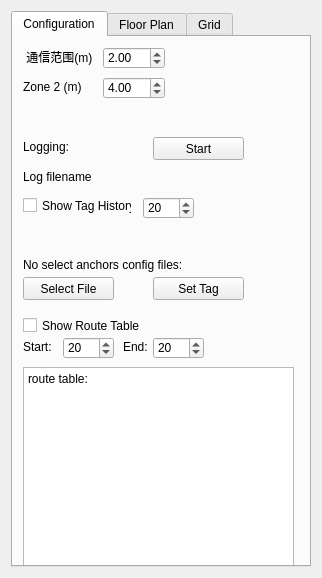
The window that autoNetSimulator/views/ViewSettingsWidget.ui (ZeroSean/NetSimulator) describes before a commit, drawn with Qt 5.
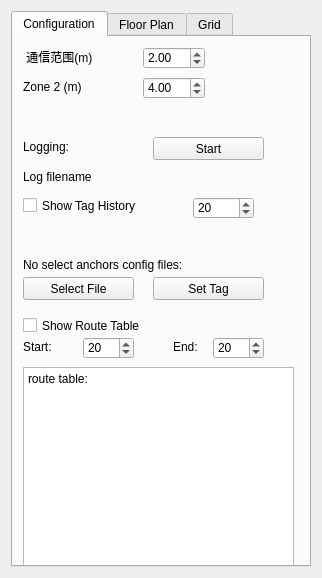
The same window after the commit.

Commit message: 微调界面

```diff
--- a/autoNetSimulator/views/ViewSettingsWidget.ui
+++ b/autoNetSimulator/views/ViewSettingsWidget.ui
@@ -6,7 +6,7 @@
    <rect>
     <x>0</x>
     <y>0</y>
-    <width>318</width>
+    <width>322</width>
     <height>578</height>
    </rect>
   </property>
@@ -34,7 +34,7 @@
         <rect>
          <x>10</x>
          <y>160</y>
-         <width>109</width>
+         <width>151</width>
          <height>17</height>
         </rect>
        </property>
@@ -45,7 +45,7 @@
       <widget class="QDoubleSpinBox" name="communicateRange">
        <property name="geometry">
         <rect>
-         <x>90</x>
+         <x>130</x>
          <y>10</y>
          <width>62</width>
          <height>22</height>
@@ -61,7 +61,7 @@
       <widget class="QDoubleSpinBox" name="zone2">
        <property name="geometry">
         <rect>
-         <x>90</x>
+         <x>130</x>
          <y>40</y>
          <width>62</width>
          <height>22</height>
@@ -79,7 +79,7 @@
         <rect>
          <x>10</x>
          <y>10</y>
-         <width>71</width>
+         <width>111</width>
          <height>20</height>
         </rect>
        </property>
@@ -92,7 +92,7 @@
         <rect>
          <x>10</x>
          <y>40</y>
-         <width>61</width>
+         <width>111</width>
          <height>20</height>
         </rect>
        </property>
@@ -103,9 +103,9 @@
       <widget class="QSpinBox" name="tagHistoryN">
        <property name="geometry">
         <rect>
-         <x>130</x>
+         <x>180</x>
          <y>160</y>
-         <width>51</width>
+         <width>61</width>
          <height>22</height>
         </rect>
        </property>
@@ -137,7 +137,7 @@
         <rect>
          <x>140</x>
          <y>100</y>
-         <width>91</width>
+         <width>111</width>
          <height>23</height>
         </rect>
        </property>
@@ -189,7 +189,7 @@
         <rect>
          <x>10</x>
          <y>220</y>
-         <width>291</width>
+         <width>281</width>
          <height>16</height>
         </rect>
        </property>
@@ -202,7 +202,7 @@
         <rect>
          <x>10</x>
          <y>240</y>
-         <width>91</width>
+         <width>111</width>
          <height>23</height>
         </rect>
        </property>
@@ -244,7 +244,7 @@
         <rect>
          <x>10</x>
          <y>280</y>
-         <width>121</width>
+         <width>201</width>
          <height>17</height>
         </rect>
        </property>
@@ -255,7 +255,7 @@
       <widget class="QSpinBox" name="startAncAddr_sb">
        <property name="geometry">
         <rect>
-         <x>50</x>
+         <x>70</x>
          <y>300</y>
          <width>51</width>
          <height>22</height>
@@ -279,7 +279,7 @@
         <rect>
          <x>10</x>
          <y>300</y>
-         <width>41</width>
+         <width>51</width>
          <height>20</height>
         </rect>
        </property>
@@ -290,9 +290,9 @@
       <widget class="QLabel" name="endAncLable">
        <property name="geometry">
         <rect>
-         <x>110</x>
+         <x>160</x>
          <y>300</y>
-         <width>31</width>
+         <width>41</width>
          <height>20</height>
         </rect>
        </property>
@@ -303,7 +303,7 @@
       <widget class="QSpinBox" name="endAncAddr_sb">
        <property name="geometry">
         <rect>
-         <x>140</x>
+         <x>200</x>
          <y>300</y>
          <width>51</width>
          <height>22</height>
@@ -327,7 +327,7 @@
         <rect>
          <x>140</x>
          <y>240</y>
-         <width>91</width>
+         <width>111</width>
          <height>23</height>
         </rect>
        </property>
```
Left out of the diff: 2 changed lines with no effect on the pictures. The commit also changes 1 other file.
